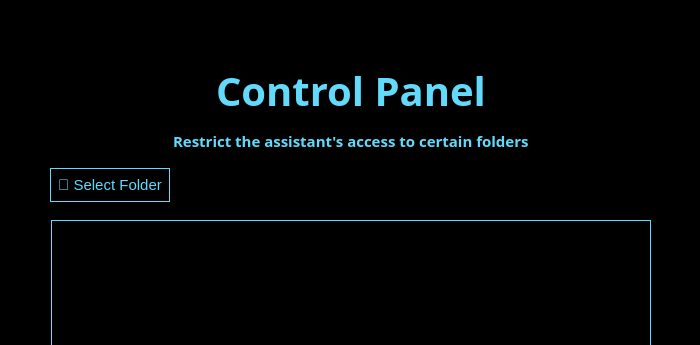
Above: ui/controlpanel.ui from shavlenkov/NG_Assistant before the change; both pictures show x 0 to 700 and y 0 to 345 of the 700 by 660 pixel window. Below: the same form after it.
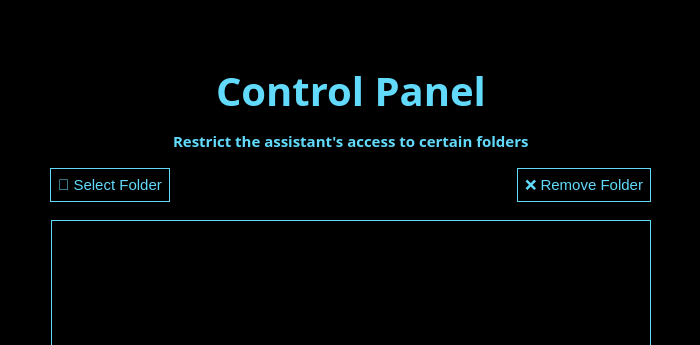
That is the form after the change.

Commit message: added the ability to remove a folder in the control panel

```diff
--- a/ui/controlpanel.ui
+++ b/ui/controlpanel.ui
@@ -225,7 +225,7 @@
      <rect>
       <x>50</x>
       <y>160</y>
-      <width>651</width>
+      <width>601</width>
       <height>51</height>
      </rect>
     </property>
@@ -253,6 +253,16 @@
        </property>
       </spacer>
      </item>
+     <item>
+      <widget class="QPushButton" name="removeFolderButton">
+       <property name="styleSheet">
+        <string notr="true">color: #61dafb; font-size: 15px; background: #000; border: 1px solid #61dafb; padding: 7px;</string>
+       </property>
+       <property name="text">
+        <string>❌ Remove Folder</string>
+       </property>
+      </widget>
+     </item>
     </layout>
    </widget>
   </widget>
```
The commit also changes 2 other files.
